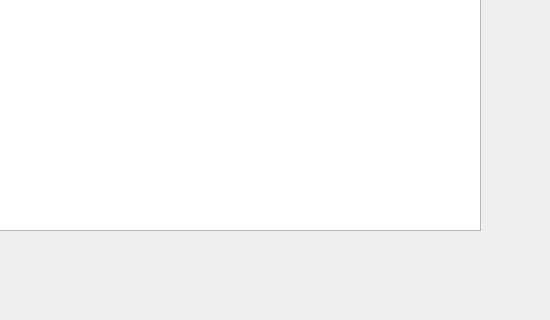
Old version of the form main.ui in the repository kpavlk/espresso; both pictures show x 90 to 640 and y 160 to 480 of the 640 by 480 pixel window.
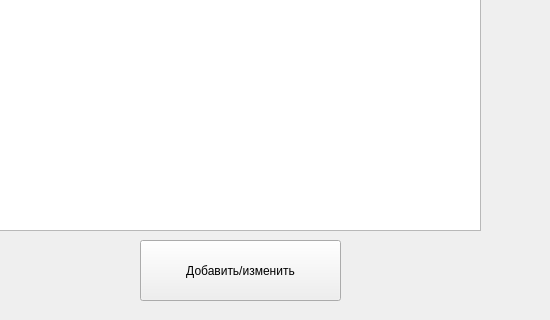
New version of the form.

```diff
--- a/main.ui
+++ b/main.ui
@@ -23,6 +23,19 @@
     </rect>
    </property>
   </widget>
+  <widget class="QPushButton" name="addButton">
+   <property name="geometry">
+    <rect>
+     <x>230</x>
+     <y>400</y>
+     <width>201</width>
+     <height>61</height>
+    </rect>
+   </property>
+   <property name="text">
+    <string>Добавить/изменить</string>
+   </property>
+  </widget>
  </widget>
  <resources/>
  <connections/>
```
